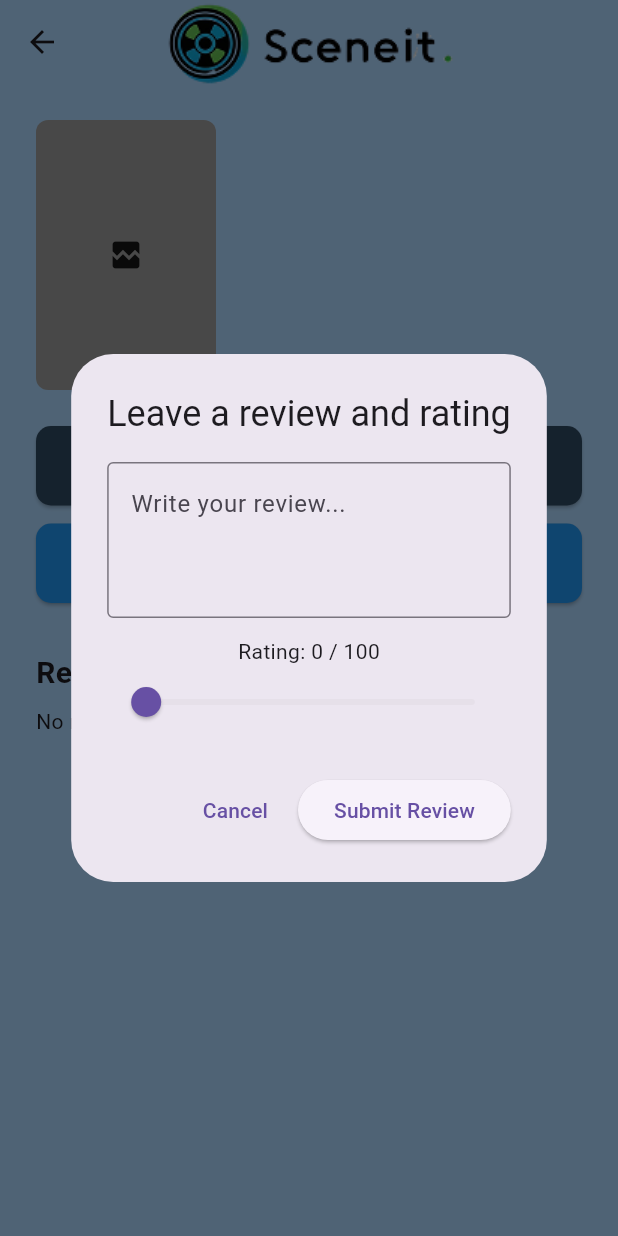
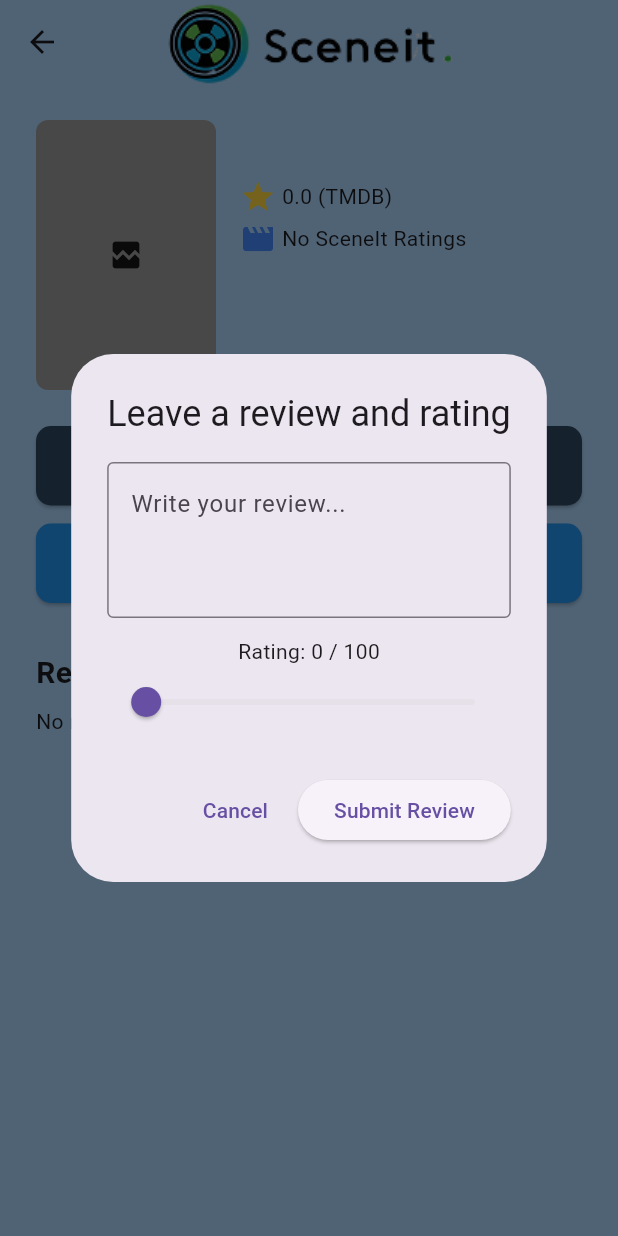
Before and after one commit to treiter317/cs4720-finalflutterproject, a Flutter app: the ShowDetailsScreen screen opened directly with empty values, after a tap on "Leave A Review", on a phone screen of 412 x 824 dp. Run offline on Flutter 3.47's test engine with Material 3 defaults, Android fonts, the phone set to English and light mode, and no system bars; our stand-ins replace cloud_firestore, firebase_auth, firebase_core, firebase_storage, image_picker; accounts and stored records are empty; network calls fail.

Commit message:
updated show details to take in both ratings

```diff
--- a/sceneit/lib/screens/show_detail_screen.dart
+++ b/sceneit/lib/screens/show_detail_screen.dart
@@ -34,6 +34,8 @@ class ReviewWithAuthor {
 class _ShowDetailsScreenState extends State<ShowDetailsScreen> {
   List<ReviewWithAuthor> reviews = [];
   bool loadingReviews = true;
+  double sceneItAvgRating = 0.0;
+  int sceneItReviewCount = 0;
 
   @override
   void initState() {
@@ -46,11 +48,12 @@ class _ShowDetailsScreenState extends State<ShowDetailsScreen> {
     final usersSnapshot = await firestore.collection('users').get();
 
     List<ReviewWithAuthor> allReviews = [];
+    double totalRating = 0;
+    int reviewCount = 0;
 
     for (final userDoc in usersSnapshot.docs) {
       final username = userDoc.data()['username'] ?? 'Anonymous';
-      final reviewSnapshot =
-          await firestore
+      final reviewSnapshot = await firestore
           .collection('users')
           .doc(userDoc.id)
           .collection('reviews')
@@ -59,20 +62,25 @@ class _ShowDetailsScreenState extends State<ShowDetailsScreen> {
 
       if (reviewSnapshot.exists) {
         final data = reviewSnapshot.data();
+        double reviewRating = (data?['rating'] ?? 0).toDouble();
         allReviews.add(
           ReviewWithAuthor(
             username: username,
             userId: userDoc.id,
             review: data?['review'] ?? '',
-            rating: (data?['rating'] ?? 0).toDouble(),
+            rating: reviewRating,
           ),
         );
+        totalRating += reviewRating;
+        reviewCount++;
       }
     }
 
     setState(() {
       reviews = allReviews;
       loadingReviews = false;
+      sceneItAvgRating = reviewCount > 0 ? totalRating / reviewCount : 0.0;
+      sceneItReviewCount = reviewCount;
     });
   }
 
@@ -101,12 +109,11 @@ class _ShowDetailsScreenState extends State<ShowDetailsScreen> {
                       width: 120,
                       height: 180,
                       fit: BoxFit.cover,
-                    errorBuilder:
-                        (context, error, stackTrace) => Container(
+                      errorBuilder: (context, error, stackTrace) => Container(
                         width: 120,
                         height: 180,
                         color: Colors.grey,
-                          child: const Icon(Icons.broken_image),
+                        child: const Center(child: Icon(Icons.broken_image)),
                       ),
                     ),
                   ),
@@ -122,6 +129,36 @@ class _ShowDetailsScreenState extends State<ShowDetailsScreen> {
                             fontWeight: FontWeight.bold,
                           ),
                         ),
+                        const SizedBox(height: 8),
+                        Column(
+                          crossAxisAlignment: CrossAxisAlignment.start,
+                          children: [
+                            Row(
+                              children: [
+                                const Icon(Icons.star, color: Colors.amberAccent),
+                                const SizedBox(width: 4),
+                                Text(
+                                  '${widget.show.rating.toStringAsFixed(1)} (TMDB)',
+                                  style: const TextStyle(fontSize: 14),
+                                ),
+                              ],
+                            ),
+                            const SizedBox(height: 4),
+                            Row(
+                              children: [
+                                const Icon(Icons.movie, color: Colors.blueAccent),
+                                const SizedBox(width: 4),
+                                Text(
+                                  sceneItReviewCount > 0
+                                      ? '${sceneItAvgRating.toStringAsFixed(1)} (SceneIt, $sceneItReviewCount reviews)'
+                                      : 'No SceneIt Ratings',
+                                  style: const TextStyle(fontSize: 14),
+                                ),
+                              ],
+                            ),
+                          ],
+                        ),
+
                         const SizedBox(height: 8),
                         Text(
                           widget.show.overview ?? 'No description available.',
@@ -139,10 +176,8 @@ class _ShowDetailsScreenState extends State<ShowDetailsScreen> {
                   final user = FirebaseAuth.instance.currentUser;
                   if (user == null) {
                     ScaffoldMessenger.of(context).showSnackBar(
-                    SnackBar(
-                      content: Text(
-                        'You must be logged in to add to watchlist',
-                      ),
+                      const SnackBar(
+                        content: Text('You must be logged in to add to watchlist'),
                       ),
                     );
                     return;
@@ -158,6 +193,7 @@ class _ShowDetailsScreenState extends State<ShowDetailsScreen> {
                     await watchlistRef.set({
                       'title': widget.show.name,
                       'posterPath': widget.show.posterPath,
+                      'rating': widget.show.rating,
                       'addedAt': DateTime.now(),
                     });
 
@@ -182,7 +218,7 @@ class _ShowDetailsScreenState extends State<ShowDetailsScreen> {
                   final user = FirebaseAuth.instance.currentUser;
                   if (user == null) {
                     ScaffoldMessenger.of(context).showSnackBar(
-                    SnackBar(
+                      const SnackBar(
                         content: Text('You must be logged in to leave a review'),
                       ),
                     );
@@ -211,7 +247,7 @@ class _ShowDetailsScreenState extends State<ShowDetailsScreen> {
                   ? const Center(child: CircularProgressIndicator())
                   : reviews.isEmpty
                   ? const Text("No reviews yet.")
-                :   const SizedBox(height: 10),
+                  : const SizedBox(height: 10),
               ...reviews.map((r) => Padding(
                 padding: const EdgeInsets.only(bottom: 24.0),
                 child: ReviewCard(
@@ -232,30 +268,4 @@ class _ShowDetailsScreenState extends State<ShowDetailsScreen> {
       ),
     );
   }
-
-  Widget reviewTile(ReviewWithAuthor r) {
-    return Card(
-      margin: const EdgeInsets.only(bottom: 12),
-      shape: RoundedRectangleBorder(borderRadius: BorderRadius.circular(12)),
-      child: Padding(
-        padding: const EdgeInsets.all(12.0),
-        child: Column(
-          crossAxisAlignment: CrossAxisAlignment.start,
-          children: [
-            Text(
-              r.username,
-              style: TextStyle(fontWeight: FontWeight.bold, fontSize: 16),
-            ),
-            const SizedBox(height: 4),
-            Text(r.review, style: TextStyle(fontSize: 14)),
-            const SizedBox(height: 6),
-            Text(
-              'Rating: ${r.rating.toInt()} / 100',
-              style: TextStyle(fontSize: 13, color: Colors.amber[800]),
-            ),
-          ],
-        ),
-      ),
-    );
 }
-}
```
Also changed, not shown: sceneit/lib/screens/home_screen.dart (+11 -1 lines), sceneit/lib/screens/user_screen.dart (+17 -19 lines), sceneit/lib/widgets/review_dialog.dart (+29 -0 lines). Lines whose indentation alone changed are shown as unchanged.
